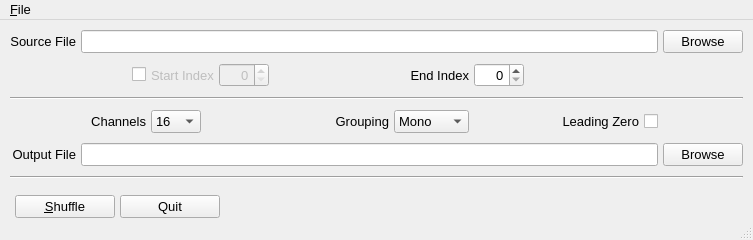
The window that UI/main_window.ui (themgineer/Ultrix-Audio-Shuffling-Generator) describes before a commit, drawn with Qt 5.
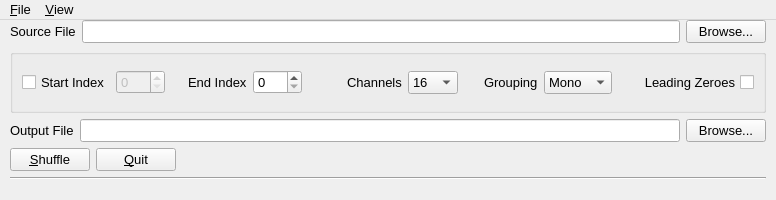
The same window after the commit. Icons and pictures are not drawn.

Commit message: simplified layout

Diff of the .ui file:
```diff
--- a/UI/main_window.ui
+++ b/UI/main_window.ui
@@ -6,8 +6,8 @@
    <rect>
     <x>0</x>
     <y>0</y>
-    <width>753</width>
-    <height>240</height>
+    <width>776</width>
+    <height>200</height>
    </rect>
   </property>
   <property name="sizePolicy">
@@ -18,14 +18,14 @@
   </property>
   <property name="minimumSize">
    <size>
-    <width>700</width>
-    <height>240</height>
+    <width>776</width>
+    <height>200</height>
    </size>
   </property>
   <property name="maximumSize">
    <size>
     <width>16777215</width>
-    <height>240</height>
+    <height>16777215</height>
    </size>
   </property>
   <property name="sizeIncrement">
@@ -47,7 +47,7 @@
     <normaloff>:/main/Ultrix_U.ico</normaloff>:/main/Ultrix_U.ico</iconset>
   </property>
   <widget class="QWidget" name="centralwidget">
-   <layout class="QGridLayout" name="gridLayout_2">
+   <layout class="QVBoxLayout" name="verticalLayout">
     <property name="leftMargin">
      <number>10</number>
     </property>
@@ -60,100 +60,50 @@
     <property name="bottomMargin">
      <number>0</number>
     </property>
-    <property name="horizontalSpacing">
-     <number>5</number>
-    </property>
-    <property name="verticalSpacing">
-     <number>0</number>
-    </property>
-    <item row="2" column="1">
-     <widget class="QPushButton" name="pb_go">
-      <property name="sizePolicy">
-       <sizepolicy hsizetype="Fixed" vsizetype="Fixed">
-        <horstretch>0</horstretch>
-        <verstretch>0</verstretch>
-       </sizepolicy>
-      </property>
-      <property name="minimumSize">
-       <size>
-        <width>100</width>
-        <height>0</height>
-       </size>
-      </property>
-      <property name="toolTip">
-       <string>Generate audio shuffling sources based on options set above.</string>
-      </property>
-      <property name="text">
-       <string>&amp;Shuffle</string>
-      </property>
-     </widget>
+    <item>
+     <layout class="QVBoxLayout" name="verticalLayout_2">
+      <item>
+       <layout class="QHBoxLayout" name="horizontalLayout">
+        <item>
+         <widget class="QLabel" name="label">
+          <property name="text">
+           <string>Source File</string>
+          </property>
+         </widget>
+        </item>
+        <item>
+         <widget class="QLineEdit" name="le_sourceFile"/>
+        </item>
+        <item>
+         <widget class="QPushButton" name="pb_srcBrowse">
+          <property name="toolTip">
+           <string>Find source file exported from Ultrix Sources table.</string>
+          </property>
+          <property name="text">
+           <string>Browse...</string>
+          </property>
+         </widget>
+        </item>
+       </layout>
+      </item>
+     </layout>
     </item>
-    <item row="2" column="2">
-     <widget class="QPushButton" name="pb_quit">
-      <property name="minimumSize">
-       <size>
-        <width>100</width>
-        <height>0</height>
-       </size>
+    <item>
+     <widget class="QGroupBox" name="groupBox">
+      <property name="title">
+       <string/>
       </property>
-      <property name="toolTip">
-       <string>Exit the application.</string>
-      </property>
-      <property name="text">
-       <string>Quit</string>
-      </property>
-     </widget>
-    </item>
-    <item row="2" column="3">
-     <spacer name="horizontalSpacer_5">
-      <property name="orientation">
-       <enum>Qt::Orientation::Horizontal</enum>
-      </property>
-      <property name="sizeHint" stdset="0">
-       <size>
-        <width>40</width>
-        <height>20</height>
-       </size>
-      </property>
-     </spacer>
-    </item>
-    <item row="0" column="0" colspan="5">
-     <widget class="QWidget" name="widget" native="true">
-      <property name="font">
-       <font>
-        <pointsize>10</pointsize>
-       </font>
-      </property>
-      <layout class="QGridLayout" name="gridLayout">
-       <property name="leftMargin">
-        <number>0</number>
-       </property>
-       <property name="topMargin">
-        <number>0</number>
-       </property>
-       <property name="rightMargin">
-        <number>0</number>
-       </property>
-       <property name="bottomMargin">
-        <number>0</number>
-       </property>
-       <property name="horizontalSpacing">
-        <number>5</number>
-       </property>
-       <property name="verticalSpacing">
-        <number>0</number>
-       </property>
-       <item row="5" column="0" colspan="13">
-        <widget class="Line" name="line">
-         <property name="orientation">
-          <enum>Qt::Orientation::Horizontal</enum>
-         </property>
-        </widget>
-       </item>
-       <item row="1" column="4">
-        <widget class="QLabel" name="lb_start_index">
+      <layout class="QHBoxLayout" name="horizontalLayout_3">
+       <item>
+        <widget class="QCheckBox" name="ck_start_index">
          <property name="enabled">
-          <bool>false</bool>
+          <bool>true</bool>
+         </property>
+         <property name="sizePolicy">
+          <sizepolicy hsizetype="Fixed" vsizetype="Fixed">
+           <horstretch>0</horstretch>
+           <verstretch>0</verstretch>
+          </sizepolicy>
          </property>
          <property name="toolTip">
           <string>Set the index of the first source to use to generate audio sources.</string>
@@ -161,103 +111,147 @@
          <property name="text">
           <string>Start Index</string>
          </property>
+         <property name="checked">
+          <bool>false</bool>
+         </property>
         </widget>
        </item>
-       <item row="1" column="11" colspan="2">
-        <spacer name="horizontalSpacer_6">
-         <property name="orientation">
-          <enum>Qt::Orientation::Horizontal</enum>
+       <item>
+        <widget class="QSpinBox" name="sb_start_index">
+         <property name="enabled">
+          <bool>false</bool>
          </property>
-         <property name="sizeHint" stdset="0">
-          <size>
-           <width>40</width>
-           <height>20</height>
-          </size>
+         <property name="maximum">
+          <number>288</number>
          </property>
-        </spacer>
+        </widget>
        </item>
-       <item row="1" column="0" colspan="3">
-        <spacer name="horizontalSpacer_3">
+       <item>
+        <spacer name="horizontalSpacer_2">
          <property name="orientation">
           <enum>Qt::Orientation::Horizontal</enum>
          </property>
+         <property name="sizeType">
+          <enum>QSizePolicy::Policy::Fixed</enum>
+         </property>
          <property name="sizeHint" stdset="0">
           <size>
-           <width>40</width>
-           <height>20</height>
+           <width>17</width>
+           <height>16</height>
           </size>
          </property>
         </spacer>
        </item>
-       <item row="0" column="12">
-        <widget class="QPushButton" name="pb_srcBrowse">
-         <property name="toolTip">
-          <string>Find source file exported from Ultrix Sources table.</string>
-         </property>
-         <property name="text">
-          <string>Browse</string>
-         </property>
-        </widget>
-       </item>
-       <item row="1" column="9">
-        <widget class="QLabel" name="label_5">
+       <item>
+        <widget class="QLabel" name="label_4">
          <property name="toolTip">
           <string>Set the index of the last source to use to generate audio sources.</string>
          </property>
          <property name="text">
           <string>End Index</string>
          </property>
-         <property name="alignment">
-          <set>Qt::AlignmentFlag::AlignRight|Qt::AlignmentFlag::AlignTrailing|Qt::AlignmentFlag::AlignVCenter</set>
+        </widget>
+       </item>
+       <item>
+        <widget class="QSpinBox" name="sb_end_index">
+         <property name="maximum">
+          <number>288</number>
          </property>
         </widget>
        </item>
-       <item row="3" column="8">
-        <widget class="QLabel" name="label_3">
+       <item>
+        <spacer name="horizontalSpacer_5">
+         <property name="orientation">
+          <enum>Qt::Orientation::Horizontal</enum>
+         </property>
+         <property name="sizeHint" stdset="0">
+          <size>
+           <width>40</width>
+           <height>20</height>
+          </size>
+         </property>
+        </spacer>
+       </item>
+       <item>
+        <widget class="QLabel" name="label_5">
+         <property name="toolTip">
+          <string>Set how many audio channels are in the database.</string>
+         </property>
+         <property name="text">
+          <string>Channels</string>
+         </property>
+        </widget>
+       </item>
+       <item>
+        <widget class="QComboBox" name="cb_channels">
+         <property name="sizePolicy">
+          <sizepolicy hsizetype="Minimum" vsizetype="Fixed">
+           <horstretch>0</horstretch>
+           <verstretch>0</verstretch>
+          </sizepolicy>
+         </property>
+         <property name="minimumSize">
+          <size>
+           <width>50</width>
+           <height>0</height>
+          </size>
+         </property>
+         <property name="maximumSize">
+          <size>
+           <width>16777215</width>
+           <height>16777215</height>
+          </size>
+         </property>
+         <item>
+          <property name="text">
+           <string>16</string>
+          </property>
+         </item>
+         <item>
+          <property name="text">
+           <string>8</string>
+          </property>
+         </item>
+         <item>
+          <property name="text">
+           <string>4</string>
+          </property>
+         </item>
+         <item>
+          <property name="text">
+           <string>2</string>
+          </property>
+         </item>
+        </widget>
+       </item>
+       <item>
+        <spacer name="horizontalSpacer_6">
+         <property name="orientation">
+          <enum>Qt::Orientation::Horizontal</enum>
+         </property>
+         <property name="sizeType">
+          <enum>QSizePolicy::Policy::Fixed</enum>
+         </property>
+         <property name="sizeHint" stdset="0">
+          <size>
+           <width>20</width>
+           <height>20</height>
+          </size>
+         </property>
+        </spacer>
+       </item>
+       <item>
+        <widget class="QLabel" name="label_6">
          <property name="toolTip">
           <string>Set how you would like the audio to be grouped.</string>
          </property>
-         <property name="layoutDirection">
-          <enum>Qt::LayoutDirection::LeftToRight</enum>
-         </property>
          <property name="text">
           <string>Grouping</string>
          </property>
-         <property name="alignment">
-          <set>Qt::AlignmentFlag::AlignRight|Qt::AlignmentFlag::AlignTrailing|Qt::AlignmentFlag::AlignVCenter</set>
-         </property>
         </widget>
        </item>
-       <item row="0" column="0">
-        <widget class="QLabel" name="label">
-         <property name="text">
-          <string>Source File</string>
-         </property>
-         <property name="alignment">
-          <set>Qt::AlignmentFlag::AlignRight|Qt::AlignmentFlag::AlignTrailing|Qt::AlignmentFlag::AlignVCenter</set>
-         </property>
-        </widget>
-       </item>
-       <item row="3" column="9">
+       <item>
         <widget class="QComboBox" name="cb_grouping">
-         <property name="sizePolicy">
-          <sizepolicy hsizetype="Fixed" vsizetype="Fixed">
-           <horstretch>0</horstretch>
-           <verstretch>0</verstretch>
-          </sizepolicy>
-         </property>
-         <property name="minimumSize">
-          <size>
-           <width>75</width>
-           <height>0</height>
-          </size>
-         </property>
-         <property name="maximumSize">
-          <size>
-           <width>75</width>
-           <height>16777215</height>
-          </size>
-         </property>
          <item>
           <property name="text">
            <string>Mono</string>
@@ -280,88 +274,23 @@
          </item>
         </widget>
        </item>
-       <item row="1" column="8">
-        <spacer name="horizontalSpacer_4">
+       <item>
+        <spacer name="horizontalSpacer_7">
          <property name="orientation">
           <enum>Qt::Orientation::Horizontal</enum>
          </property>
-         <property name="sizeHint" stdset="0">
-          <size>
-           <width>40</width>
-           <height>20</height>
-          </size>
+         <property name="sizeType">
+          <enum>QSizePolicy::Policy::Fixed</enum>
          </property>
-        </spacer>
-       </item>
-       <item row="0" column="1" colspan="11">
-        <widget class="QLineEdit" name="le_sourceFile">
-         <property name="clearButtonEnabled">
-          <bool>false</bool>
-         </property>
-        </widget>
-       </item>
-       <item row="3" column="10">
-        <spacer name="horizontalSpacer_2">
-         <property name="orientation">
-          <enum>Qt::Orientation::Horizontal</enum>
-         </property>
          <property name="sizeHint" stdset="0">
           <size>
-           <width>40</width>
+           <width>20</width>
            <height>20</height>
           </size>
          </property>
         </spacer>
        </item>
-       <item row="3" column="4">
-        <widget class="QComboBox" name="cb_channels">
-         <property name="sizePolicy">
-          <sizepolicy hsizetype="Fixed" vsizetype="Fixed">
-           <horstretch>0</horstretch>
-           <verstretch>0</verstretch>
-          </sizepolicy>
-         </property>
-         <property name="minimumSize">
-          <size>
-           <width>50</width>
-           <height>0</height>
-          </size>
-         </property>
-         <property name="maximumSize">
-          <size>
-           <width>50</width>
-           <height>16777215</height>
-          </size>
-         </property>
-         <property name="baseSize">
-          <size>
-           <width>0</width>
-           <height>0</height>
-          </size>
-         </property>
-         <item>
-          <property name="text">
-           <string>16</string>
-          </property>
-         </item>
-         <item>
-          <property name="text">
-           <string>8</string>
-          </property>
-         </item>
-         <item>
-          <property name="text">
-           <string>4</string>
-          </property>
-         </item>
-         <item>
-          <property name="text">
-           <string>2</string>
-          </property>
-         </item>
-        </widget>
-       </item>
-       <item row="3" column="11">
+       <item>
         <widget class="QCheckBox" name="ck_leadingZero">
          <property name="toolTip">
           <string>Check to enable leading zeroes on single digit numbers.</string>
@@ -370,161 +299,81 @@
           <enum>Qt::LayoutDirection::RightToLeft</enum>
          </property>
          <property name="text">
-          <string>Leading Zero</string>
+          <string>Leading Zeroes</string>
          </property>
         </widget>
        </item>
-       <item row="1" column="10">
-        <widget class="QSpinBox" name="sb_end_index">
-         <property name="sizePolicy">
-          <sizepolicy hsizetype="Fixed" vsizetype="Fixed">
-           <horstretch>0</horstretch>
-           <verstretch>0</verstretch>
-          </sizepolicy>
-         </property>
-         <property name="maximumSize">
-          <size>
-           <width>50</width>
-           <height>16777215</height>
-          </size>
-         </property>
-         <property name="layoutDirection">
-          <enum>Qt::LayoutDirection::LeftToRight</enum>
-         </property>
-         <property name="alignment">
-          <set>Qt::AlignmentFlag::AlignRight|Qt::AlignmentFlag::AlignTrailing|Qt::AlignmentFlag::AlignVCenter</set>
-         </property>
-         <property name="buttonSymbols">
-          <enum>QAbstractSpinBox::ButtonSymbols::UpDownArrows</enum>
-         </property>
-         <property name="maximum">
-          <number>287</number>
-         </property>
-        </widget>
-       </item>
-       <item row="4" column="12">
-        <widget class="QPushButton" name="pb_outBrowse">
-         <property name="toolTip">
-          <string>Set or use autogenerated default file path for output file.</string>
-         </property>
-         <property name="text">
-          <string>Browse</string>
-         </property>
-        </widget>
-       </item>
-       <item row="4" column="0">
-        <widget class="QLabel" name="label_2">
-         <property name="text">
-          <string>Output File</string>
-         </property>
-         <property name="alignment">
-          <set>Qt::AlignmentFlag::AlignRight|Qt::AlignmentFlag::AlignTrailing|Qt::AlignmentFlag::AlignVCenter</set>
-         </property>
-        </widget>
-       </item>
-       <item row="2" column="0" colspan="13">
-        <widget class="Line" name="line_2">
-         <property name="orientation">
-          <enum>Qt::Orientation::Horizontal</enum>
-         </property>
-        </widget>
-       </item>
-       <item row="4" column="1" colspan="11">
-        <widget class="QLineEdit" name="le_outputFile"/>
-       </item>
-       <item row="3" column="5">
-        <spacer name="horizontalSpacer">
-         <property name="orientation">
-          <enum>Qt::Orientation::Horizontal</enum>
-         </property>
-         <property name="sizeHint" stdset="0">
-          <size>
-           <width>40</width>
-           <height>20</height>
-          </size>
-         </property>
-        </spacer>
-       </item>
-       <item row="1" column="5">
-        <widget class="QSpinBox" name="sb_start_index">
-         <property name="enabled">
-          <bool>false</bool>
-         </property>
-         <property name="sizePolicy">
-          <sizepolicy hsizetype="Fixed" vsizetype="Fixed">
-           <horstretch>0</horstretch>
-           <verstretch>0</verstretch>
-          </sizepolicy>
-         </property>
-         <property name="maximumSize">
-          <size>
-           <width>50</width>
-           <height>16777215</height>
-          </size>
-         </property>
-         <property name="alignment">
-          <set>Qt::AlignmentFlag::AlignRight|Qt::AlignmentFlag::AlignTrailing|Qt::AlignmentFlag::AlignVCenter</set>
-         </property>
-         <property name="readOnly">
-          <bool>false</bool>
-         </property>
-         <property name="maximum">
-          <number>287</number>
-         </property>
-        </widget>
-       </item>
-       <item row="1" column="3">
-        <widget class="QCheckBox" name="ck_start_index">
-         <property name="layoutDirection">
-          <enum>Qt::LayoutDirection::RightToLeft</enum>
-         </property>
-         <property name="text">
-          <string/>
-         </property>
-        </widget>
-       </item>
-       <item row="3" column="3">
-        <widget class="QLabel" name="label_4">
-         <property name="toolTip">
-          <string>Set how many audio channels are in the database.</string>
-         </property>
-         <property name="text">
-          <string>Channels</string>
-         </property>
-         <property name="alignment">
-          <set>Qt::AlignmentFlag::AlignRight|Qt::AlignmentFlag::AlignTrailing|Qt::AlignmentFlag::AlignVCenter</set>
-         </property>
-        </widget>
-       </item>
-       <item row="3" column="0" colspan="2">
-        <spacer name="horizontalSpacer_7">
-         <property name="orientation">
-          <enum>Qt::Orientation::Horizontal</enum>
-         </property>
-         <property name="sizeHint" stdset="0">
-          <size>
-           <width>40</width>
-           <height>20</height>
-          </size>
-         </property>
-        </spacer>
-       </item>
-       <item row="3" column="12">
-        <spacer name="horizontalSpacer_8">
-         <property name="orientation">
-          <enum>Qt::Orientation::Horizontal</enum>
-         </property>
-         <property name="sizeHint" stdset="0">
-          <size>
-           <width>40</width>
-           <height>20</height>
-          </size>
-         </property>
-        </spacer>
-       </item>
       </layout>
      </widget>
     </item>
+    <item>
+     <layout class="QHBoxLayout" name="horizontalLayout_2">
+      <item>
+       <widget class="QLabel" name="label_2">
+        <property name="text">
+         <string>Output File</string>
+        </property>
+       </widget>
+      </item>
+      <item>
+       <widget class="QLineEdit" name="le_outputFile"/>
+      </item>
+      <item>
+       <widget class="QPushButton" name="pb_outBrowse">
+        <property name="toolTip">
+         <string>Set or use autogenerated default file path for output file.</string>
+        </property>
+        <property name="text">
+         <string>Browse...</string>
+        </property>
+       </widget>
+      </item>
+     </layout>
+    </item>
+    <item>
+     <layout class="QHBoxLayout" name="horizontalLayout_4">
+      <item>
+       <widget class="QPushButton" name="pb_shuffle">
+        <property name="toolTip">
+         <string>Generate audio shuffling sources based on options set above.</string>
+        </property>
+        <property name="text">
+         <string>&amp;Shuffle</string>
+        </property>
+       </widget>
+      </item>
+      <item>
+       <widget class="QPushButton" name="pb_quit">
+        <property name="toolTip">
+         <string>Exit the application.</string>
+        </property>
+        <property name="text">
+         <string>&amp;Quit</string>
+        </property>
+       </widget>
+      </item>
+      <item>
+       <spacer name="horizontalSpacer">
+        <property name="orientation">
+         <enum>Qt::Orientation::Horizontal</enum>
+        </property>
+        <property name="sizeHint" stdset="0">
+         <size>
+          <width>40</width>
+          <height>20</height>
+         </size>
+        </property>
+       </spacer>
+      </item>
+     </layout>
+    </item>
+    <item>
+     <widget class="Line" name="line">
+      <property name="orientation">
+       <enum>Qt::Orientation::Horizontal</enum>
+      </property>
+     </widget>
+    </item>
    </layout>
   </widget>
   <widget class="QMenuBar" name="menubar">
@@ -532,7 +381,7 @@
     <rect>
      <x>0</x>
      <y>0</y>
-     <width>753</width>
+     <width>776</width>
      <height>23</height>
     </rect>
    </property>
@@ -545,11 +394,25 @@
     <addaction name="separator"/>
     <addaction name="action_quit"/>
    </widget>
+   <widget class="QMenu" name="menuView">
+    <property name="font">
+     <font>
+      <pointsize>10</pointsize>
+     </font>
+    </property>
+    <property name="title">
+     <string>&amp;View</string>
+    </property>
+    <addaction name="action_light"/>
+    <addaction name="action_dark"/>
+    <addaction name="action_system"/>
+   </widget>
    <addaction name="menuFile"/>
+   <addaction name="menuView"/>
   </widget>
   <widget class="QStatusBar" name="statusbar">
    <property name="sizeGripEnabled">
-    <bool>true</bool>
+    <bool>false</bool>
    </property>
   </widget>
   <action name="action_quit">
```
Left out of the diff: 34 changed lines with no effect on the pictures. The commit also changes 1 other file.
